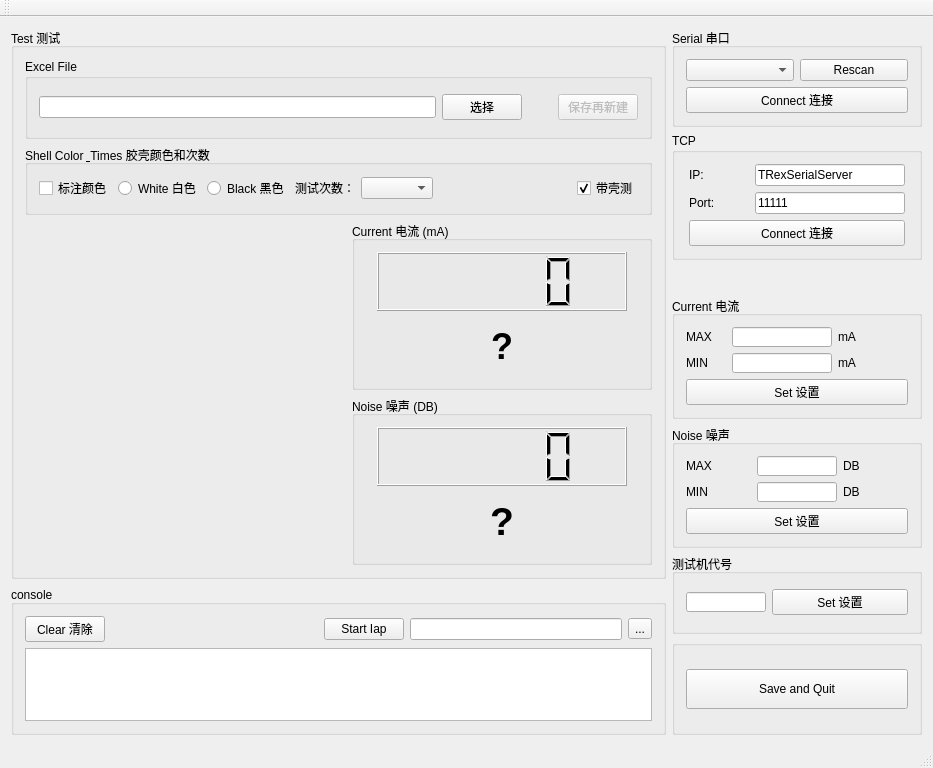
Qt form mainwindow.ui (RuanJG/desktopApp) before a commit.
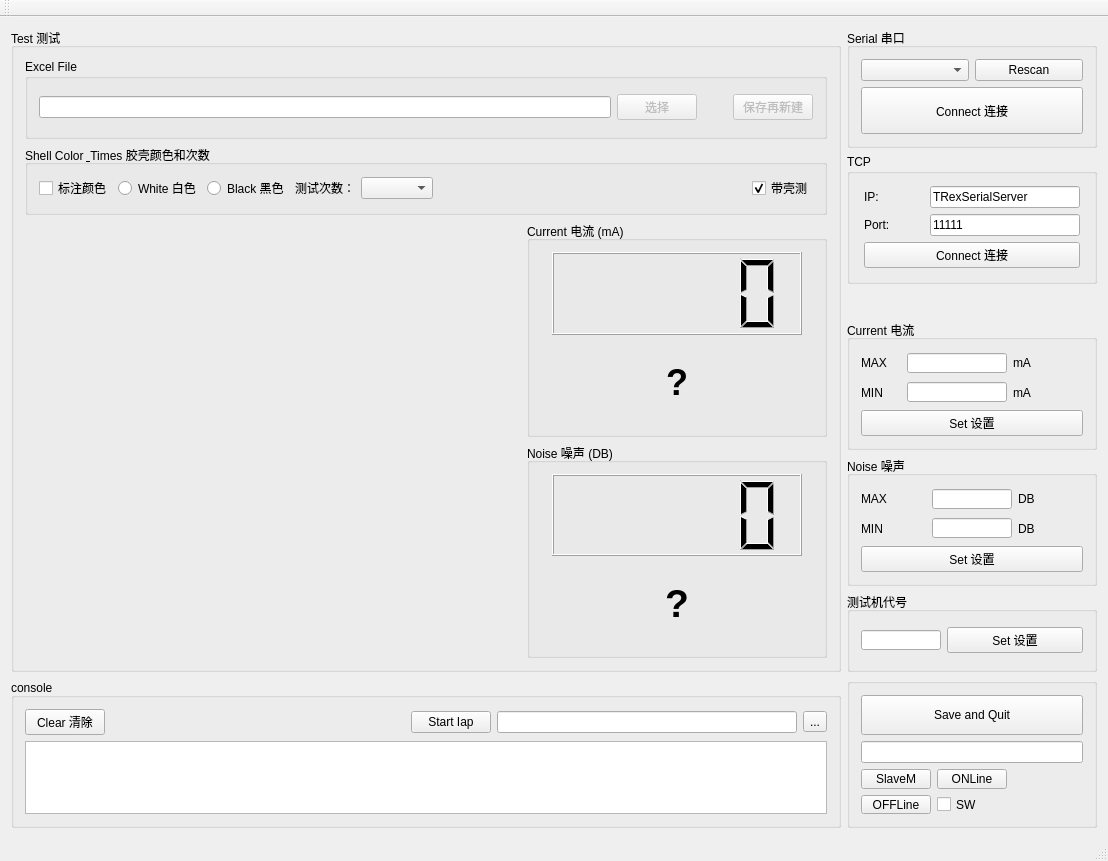
The same form after that commit. Custom widgets are drawn as their Qt base class.

Diff of the .ui file:
```diff
--- a/mainwindow.ui
+++ b/mainwindow.ui
@@ -6,8 +6,8 @@
    <rect>
     <x>0</x>
     <y>0</y>
-    <width>933</width>
-    <height>768</height>
+    <width>1108</width>
+    <height>861</height>
    </rect>
   </property>
   <property name="windowTitle">
@@ -331,7 +331,7 @@
                 <item>
                  <widget class="QPushButton" name="excelFileSelectpushButton">
                   <property name="enabled">
-                   <bool>true</bool>
+                   <bool>false</bool>
                   </property>
                   <property name="text">
                    <string>选择</string>
@@ -900,6 +900,67 @@
              </property>
             </widget>
            </item>
+           <item>
+            <widget class="QLineEdit" name="lineEdit"/>
+           </item>
+           <item>
+            <layout class="QHBoxLayout" name="horizontalLayout_16">
+             <item>
+              <layout class="QVBoxLayout" name="verticalLayout_12">
+               <item>
+                <widget class="QPushButton" name="pushButton_4">
+                 <property name="maximumSize">
+                  <size>
+                   <width>70</width>
+                   <height>20</height>
+                  </size>
+                 </property>
+                 <property name="text">
+                  <string>SlaveM</string>
+                 </property>
+                </widget>
+               </item>
+               <item>
+                <widget class="QPushButton" name="pushButton_2">
+                 <property name="maximumSize">
+                  <size>
+                   <width>70</width>
+                   <height>20</height>
+                  </size>
+                 </property>
+                 <property name="text">
+                  <string>OFFLine</string>
+                 </property>
+                </widget>
+               </item>
+              </layout>
+             </item>
+             <item>
+              <layout class="QVBoxLayout" name="verticalLayout_13">
+               <item>
+                <widget class="QPushButton" name="pushButton_5">
+                 <property name="maximumSize">
+                  <size>
+                   <width>70</width>
+                   <height>20</height>
+                  </size>
+                 </property>
+                 <property name="text">
+                  <string>ONLine</string>
+                 </property>
+                </widget>
+               </item>
+               <item>
+                <widget class="QCheckBox" name="checkBox_2">
+                 <property name="text">
+                  <string>SW</string>
+                 </property>
+                </widget>
+               </item>
+              </layout>
+             </item>
+            </layout>
+           </item>
           </layout>
          </widget>
         </item>
```
Left out of the diff: 2 changed lines with no effect on the pictures.
